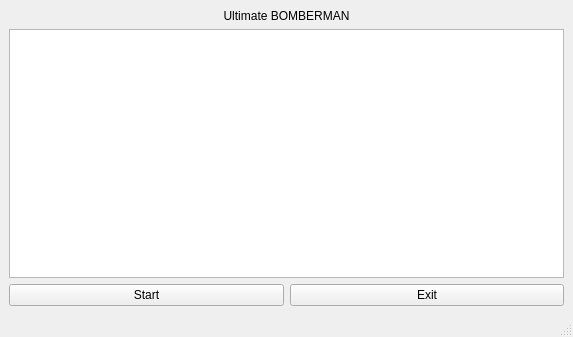
Above: main/gui/startwindow.ui from benediktibk/bomberman before the change. Below: the same form after it.
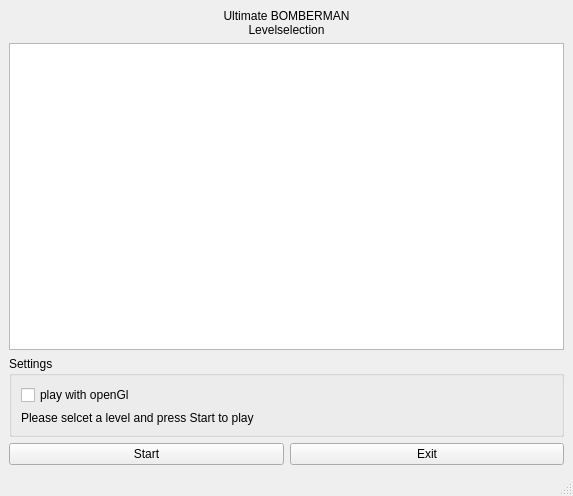
That is the form after the change.

Commit message: created base design of startwindow

The edit to the form file:
```diff
--- a/main/gui/startwindow.ui
+++ b/main/gui/startwindow.ui
@@ -7,7 +7,7 @@
     <x>0</x>
     <y>0</y>
     <width>573</width>
-    <height>337</height>
+    <height>496</height>
    </rect>
   </property>
   <property name="windowTitle">
@@ -46,11 +46,30 @@
       </attribute>
      </widget>
     </item>
-    <item row="3" column="1">
-     <widget class="QPushButton" name="exitButton">
-      <property name="text">
-       <string>Exit</string>
+    <item row="2" column="0" colspan="2">
+     <widget class="QGroupBox" name="groupBox">
+      <property name="enabled">
+       <bool>true</bool>
       </property>
+      <property name="title">
+       <string>Settings</string>
+      </property>
+      <layout class="QVBoxLayout" name="verticalLayout">
+       <item>
+        <widget class="QCheckBox" name="openGlCheckBox">
+         <property name="text">
+          <string>play with openGl</string>
+         </property>
+        </widget>
+       </item>
+       <item>
+        <widget class="QLabel" name="infoLabel">
+         <property name="text">
+          <string>Please selcet a level and press Start to play</string>
+         </property>
+        </widget>
+       </item>
+      </layout>
      </widget>
     </item>
     <item row="3" column="0">
@@ -60,10 +79,18 @@
       </property>
      </widget>
     </item>
+    <item row="3" column="1">
+     <widget class="QPushButton" name="exitButton">
+      <property name="text">
+       <string>Exit</string>
+      </property>
+     </widget>
+    </item>
     <item row="0" column="0" colspan="2">
-     <widget class="QLabel" name="Levelselection">
+     <widget class="QLabel" name="levelselectionLabel">
       <property name="text">
-       <string>Ultimate BOMBERMAN</string>
+       <string>Ultimate BOMBERMAN
+Levelselection</string>
       </property>
       <property name="alignment">
        <set>Qt::AlignCenter</set>
```
